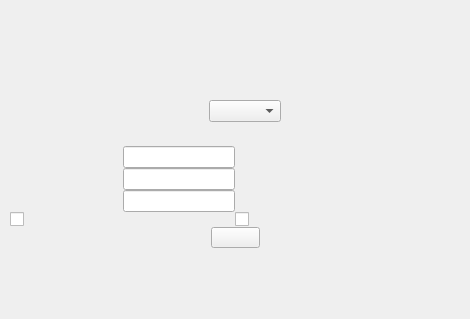
Qt form ui/licovanidvou.ui (RaphCucul/Image-registration-GUI) before a commit.
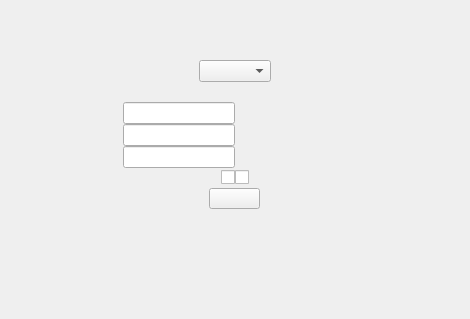
The same form after that commit.

Patch:
```diff
--- a/ui/licovanidvou.ui
+++ b/ui/licovanidvou.ui
@@ -21,7 +21,7 @@
     <number>10</number>
    </property>
    <property name="topMargin">
-    <number>5</number>
+    <number>50</number>
    </property>
    <property name="rightMargin">
     <number>10</number>
@@ -29,21 +29,17 @@
    <property name="bottomMargin">
     <number>0</number>
    </property>
-   <item>
-    <spacer name="verticalSpacer_2">
-     <property name="orientation">
-      <enum>Qt::Vertical</enum>
-     </property>
-     <property name="sizeHint" stdset="0">
-      <size>
-       <width>20</width>
-       <height>40</height>
-      </size>
-     </property>
-    </spacer>
-   </item>
    <item>
     <layout class="QHBoxLayout" name="horizontalLayout">
+     <property name="spacing">
+      <number>0</number>
+     </property>
+     <property name="topMargin">
+      <number>10</number>
+     </property>
+     <property name="bottomMargin">
+      <number>20</number>
+     </property>
      <item>
       <spacer name="horizontalSpacer">
        <property name="orientation">
@@ -57,19 +53,6 @@
        </property>
       </spacer>
      </item>
-     <item>
-      <spacer name="verticalSpacer_3">
-       <property name="orientation">
-        <enum>Qt::Vertical</enum>
-       </property>
-       <property name="sizeHint" stdset="0">
-        <size>
-         <width>20</width>
-         <height>40</height>
-        </size>
-       </property>
-      </spacer>
-     </item>
      <item>
       <widget class="QComboBox" name="comboBox"/>
      </item>
@@ -190,29 +173,42 @@
    </item>
    <item>
     <layout class="QHBoxLayout" name="horizontalLayout_3">
+     <item>
+      <spacer name="horizontalSpacer_3">
+       <property name="orientation">
+        <enum>Qt::Horizontal</enum>
+       </property>
+       <property name="sizeHint" stdset="0">
+        <size>
+         <width>40</width>
+         <height>20</height>
+        </size>
+       </property>
+      </spacer>
+     </item>
      <item>
       <widget class="QCheckBox" name="horizontalAnomaly"/>
      </item>
      <item>
       <widget class="QCheckBox" name="verticalAnomaly"/>
      </item>
+     <item>
+      <spacer name="horizontalSpacer_4">
+       <property name="orientation">
+        <enum>Qt::Horizontal</enum>
+       </property>
+       <property name="sizeHint" stdset="0">
+        <size>
+         <width>40</width>
+         <height>20</height>
+        </size>
+       </property>
+      </spacer>
+     </item>
     </layout>
    </item>
    <item>
     <layout class="QHBoxLayout" name="horizontalLayout_4">
-     <item>
-      <spacer name="horizontalSpacer_3">
-       <property name="orientation">
-        <enum>Qt::Horizontal</enum>
-       </property>
-       <property name="sizeHint" stdset="0">
-        <size>
-         <width>40</width>
-         <height>20</height>
-        </size>
-       </property>
-      </spacer>
-     </item>
      <item>
       <widget class="QPushButton" name="registrateTwo">
        <property name="minimumSize">
@@ -244,19 +240,6 @@
        </property>
       </widget>
      </item>
-     <item>
-      <spacer name="horizontalSpacer_4">
-       <property name="orientation">
-        <enum>Qt::Horizontal</enum>
-       </property>
-       <property name="sizeHint" stdset="0">
-        <size>
-         <width>40</width>
-         <height>20</height>
-        </size>
-       </property>
-      </spacer>
-     </item>
     </layout>
    </item>
    <item>
```
